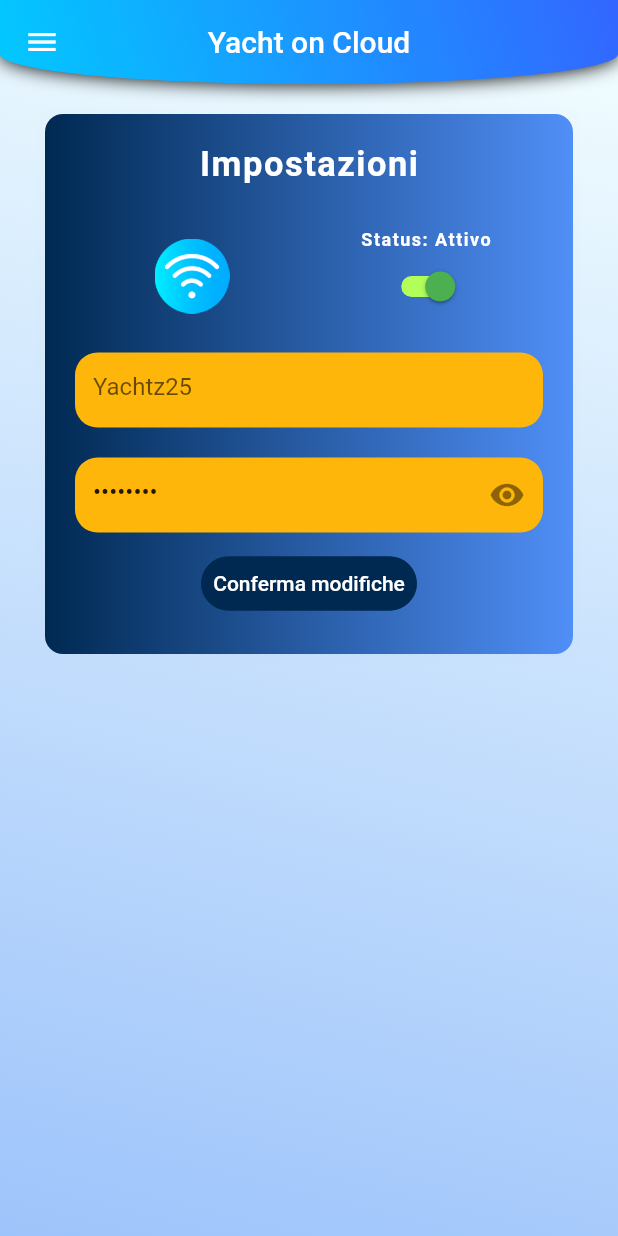
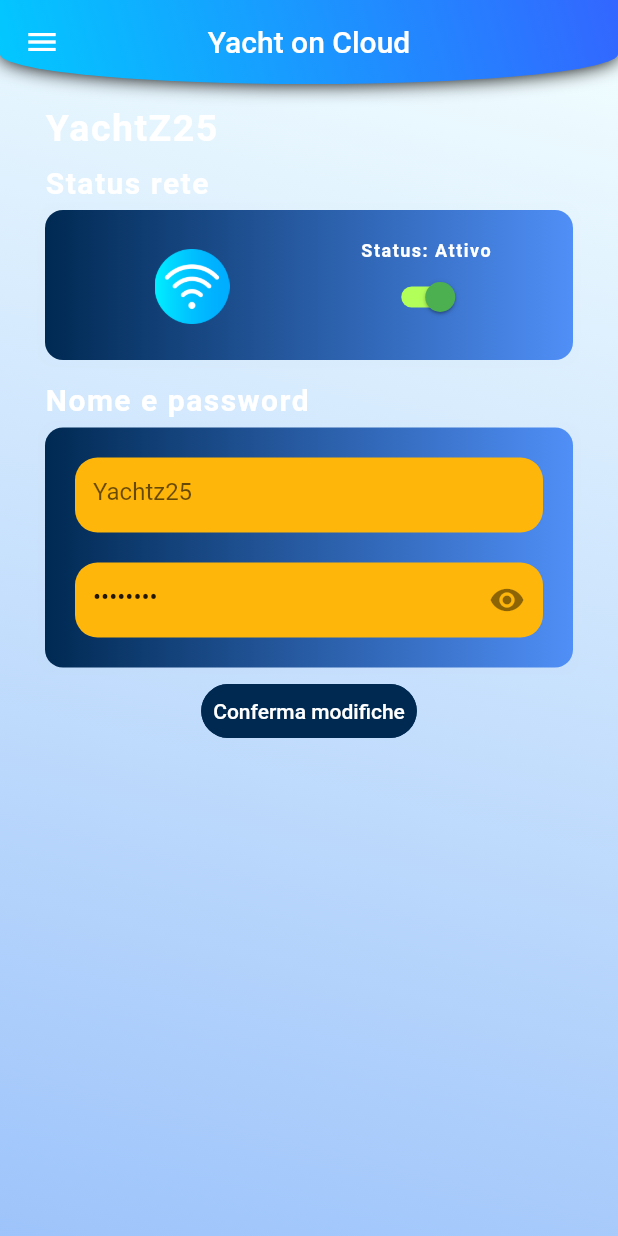
Before and after one commit to GabrielePisapia/EMAD-YachtOnCloud, a Flutter app: the DetailsConnettivita widget shown alone on an empty page, opened directly, on a phone screen of 412 x 824 dp. Run offline on Flutter 3.47's test engine with Material 2 defaults, Android fonts, the phone set to English and light mode, and no system bars; our stand-ins replace fl_chart, flutter_icons, font_awesome_flutter, responsive_framework, syncfusion_flutter_charts; missing offline and left inert: flutter_gradients.

Commit message:
Update connettività
forse questa è la versione definitiva

```diff
--- a/yachtoncloud/lib/connettivita.dart
+++ b/yachtoncloud/lib/connettivita.dart
@@ -72,10 +72,31 @@ class _DetailsConnettivitaState extends State<DetailsConnettivita> {
             tileMode: TileMode.clamp),
       ),
       child: SingleChildScrollView(
-      child:  Padding(
-        padding: EdgeInsets.fromLTRB(30.0, 20.0, 30.0, 20.0),
-        child: Container(
-          height: 360,
+      child: Column(children:[ Padding(
+        padding: EdgeInsets.fromLTRB(30.0, 15.0, 30.0, 5.0),
+        child: Column(children:[
+        Padding(
+                padding: EdgeInsets.only(bottom: 10),
+                child:Align( alignment: Alignment.centerLeft, child: Text(
+                            "YachtZ25",
+                            style: TextStyle(
+                                    color: Colors.white,
+                                    letterSpacing: 1.0,
+                                    fontSize: 25,
+                                    fontWeight: FontWeight.bold),
+                  ))),
+                  Align( alignment: Alignment.centerLeft, child:Padding( padding: EdgeInsets.only(bottom: 7),
+                            child: Text(
+                              'Status rete',
+                              style: TextStyle(
+                                    color: textColor,
+                                    letterSpacing: 1.0,
+                                    fontSize: 20,
+                                    fontWeight: FontWeight.bold),
+                            ),
+                          )),
+                  Container(
+          height: 100,
               //width: double.infinity,
               decoration: BoxDecoration(
                   gradient: LinearGradient(
@@ -94,21 +115,8 @@ class _DetailsConnettivitaState extends State<DetailsConnettivita> {
                   ]),
               child: Column(
           children: [
-            Padding(
-                padding: EdgeInsets.only(top: 20, bottom: 10),
-                child: Center( child: Text(
-                            "Impostazioni",
-                            style: TextStyle(
-                                    color: Colors.white,
-                                    letterSpacing: 1.0,
-                                    fontSize: 23,
-                                    fontWeight: FontWeight.bold),
-                  )),
-              ),
-           SizedBox(
-              height: 20,
-          ),
-           Padding( padding:  EdgeInsets.only(left: 20, right: 20),
+
+           Padding( padding:  EdgeInsets.only(top: 20, left: 20, right: 20),
             child: Row(mainAxisAlignment: MainAxisAlignment.center, children: [Expanded(child: Image.asset(
                       isSwitched ? 'assets/wifiON.png' : 'assets/wifiOFF.png',
                       height: 50,
@@ -135,12 +143,41 @@ class _DetailsConnettivitaState extends State<DetailsConnettivita> {
             activeTrackColor: Colors.lightGreenAccent,
             activeColor: Colors.green,
           ),
-                    ],))
-                  ])),
-           SizedBox(
-              height: 20,
+                    ]))
+                  ]))])),
+                  SizedBox(
+              height: 15,
           ),
-          Padding( padding:  EdgeInsets.only(left: 20, right: 20), child: Container(
+          Align( alignment: Alignment.centerLeft, child:Padding( padding: EdgeInsets.only(bottom: 7),
+                            child: Text(
+                              'Nome e password',
+                              style: TextStyle(
+                                    color: textColor,
+                                    letterSpacing: 1.0,
+                                    fontSize: 20,
+                                    fontWeight: FontWeight.bold),
+                            ),
+                          )),
+          Container(
+          height: 160,
+              //width: double.infinity,
+              decoration: BoxDecoration(
+                  gradient: LinearGradient(
+                    colors: [
+                      cardsColor1,
+                      cardsColor2,
+                  ]),
+                  borderRadius: BorderRadius.circular(12),
+                  boxShadow: [
+                    BoxShadow(
+                      color: shadowCard.withOpacity(0.01),
+                      spreadRadius: 5,
+                      blurRadius: 3,
+                      // changes position of shadow
+                    ),
+                  ]),
+              child:Column( children: [
+                Padding( padding:  EdgeInsets.only(top: 20, left: 20, right: 20), child: Container(
                       //width: double.infinity,
                       height: 50,
                       decoration: BoxDecoration(
@@ -192,10 +229,10 @@ class _DetailsConnettivitaState extends State<DetailsConnettivita> {
                         ),
                       ),
                     )),
-                    SizedBox(
-              height: 10,
-          ),
-                    TextButton(
+          ],
+        ),
+        )])),
+      TextButton(
             style: ButtonStyle(
               backgroundColor: MaterialStateProperty.all(buttonColor),
               shape: MaterialStateProperty.all<RoundedRectangleBorder>(
@@ -212,11 +249,8 @@ class _DetailsConnettivitaState extends State<DetailsConnettivita> {
                 'Conferma modifiche',
                 style: TextStyle(color: textColor),
               ),
-          ),
-          ],
-        ),
-      )),
-    ));
+          ),]),
+      ));
   }
 }
 
@@ -288,42 +322,19 @@ Widget getBody(BuildContext context) {
           children: [*/SingleChildScrollView(
       child: Column(
         children: [
-          SizedBox(
-            height: 10,
-          ),
           Padding(
-            padding: const EdgeInsets.only(left: 6, right: 6),
-            child: Container(
-              width: double.infinity,
-              decoration: BoxDecoration(
-                  gradient: LinearGradient(
-                    colors: [
-                      cardsColor1,
-                      cardsColor2,
-                  ]),
-                  borderRadius: BorderRadius.circular(12),
-                  boxShadow: [
-                    BoxShadow(
-                      color: shadowCard.withOpacity(0.01),
-                      spreadRadius: 5,
-                      blurRadius: 3,
-                      // changes position of shadow
-                    ),
-                  ]),
-              child: Padding(
-                padding: EdgeInsets.only(top: 20, bottom: 20),
-                child: Center( child: Text(
+                padding: EdgeInsets.only(left: 10),
+                child: Align( alignment: Alignment.centerLeft, child: Text(
                             "YachtZ25",
                             style: TextStyle(
                                     color: Colors.white,
                                     letterSpacing: 1.0,
-                                    fontSize: 23,
+                                    fontSize: 25,
                                     fontWeight: FontWeight.bold),
                   )),
-              )),
           ),
           SizedBox(
-              height: 20,
+              height: 10,
           ),
           Padding(
             padding: const EdgeInsets.only(left: 6, right: 6),
@@ -468,14 +479,25 @@ Widget getBody(BuildContext context) {
             ),
           ),
           SizedBox(
-            height: 20,
+            height: 15,
           ),
           Column(
             mainAxisAlignment: MainAxisAlignment.center,
-              children: [ Container(
+              children: [
+                Align( alignment: Alignment.centerLeft, child:Padding( padding: EdgeInsets.only(left: 10, bottom: 7),
+                            child: Text(
+                              'Dispositivi connessi',
+                              style: TextStyle(
+                                    color: textColor,
+                                    letterSpacing: 1.0,
+                                    fontSize: 20,
+                                    fontWeight: FontWeight.bold),
+                            ),
+                          )),
+                Container(
                   margin: const EdgeInsets.only(left: 5, right: 5, bottom: 5),
                   width: (size.width - 40),
-                  height: 190,
+                  height: 160,
                   decoration: BoxDecoration(
                       color: cardsColor1,
                       borderRadius: BorderRadius.circular(12),
@@ -498,16 +520,6 @@ Widget getBody(BuildContext context) {
                         Column(
                           crossAxisAlignment: CrossAxisAlignment.start,
                           children: [
-                            Padding( padding: EdgeInsets.only(bottom: 5),
-                            child: Text(
-                              'Dispositivi connessi',
-                              style: TextStyle(
-                                    color: textColor,
-                                    letterSpacing: 1.0,
-                                    fontSize: 17,
-                                    fontWeight: FontWeight.bold),
-                            ),
-                          ),
                           SizedBox( height: 114, child: CustomScrollView(
                             controller: _controller,
                               slivers: [
@@ -551,12 +563,22 @@ Widget getBody(BuildContext context) {
                   ),
               ),
               SizedBox(
-                height: 20,
+                height: 10,
               ),
+              Align( alignment: Alignment.centerLeft, child:Padding( padding: EdgeInsets.only(left: 10, bottom: 7),
+                            child: Text(
+                              'Consumi',
+                              style: TextStyle(
+                                    color: textColor,
+                                    letterSpacing: 1.0,
+                                    fontSize: 20,
+                                    fontWeight: FontWeight.bold),
+                            ),
+                          )),
             Container(
                   margin: const EdgeInsets.only(left: 5, right: 5, bottom: 5),
                   width: (size.width - 40),
-                  height: 190,
+                  height: 150,
                   decoration: BoxDecoration(
                       color: cardsColor1,
                       borderRadius: BorderRadius.circular(12),
@@ -576,16 +598,6 @@ Widget getBody(BuildContext context) {
                         Column(
                           crossAxisAlignment: CrossAxisAlignment.start,
                           children: [
-                            Padding( padding: const EdgeInsets.only(
-                                left: 25, right: 25, top: 20, bottom: 0),
-                                child: Text(
-                              'Consumi',
-                              style: TextStyle(
-                                    color: textColor,
-                                    letterSpacing: 1.0,
-                                    fontSize: 17,
-                                    fontWeight: FontWeight.bold),
-                            )),
                             SizedBox( height: 140,
                             width: (size.width - 40),
                               child: SfCircularChart(
```
